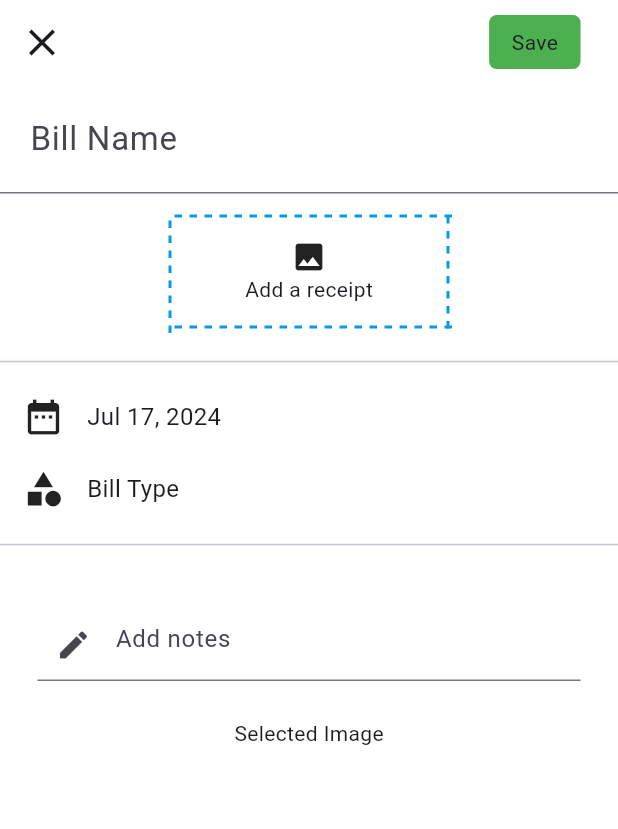
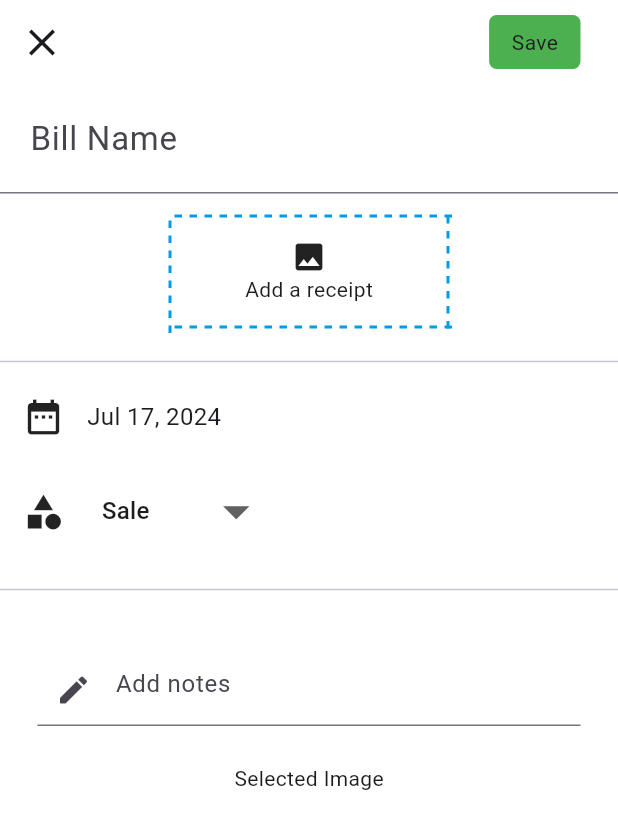
Before and after one commit to raajivdahal/Kirana, a Flutter app: the SignUpScreen screen opened directly, after a tap on "Done", after a tap on "Upload Bill", on a phone screen of 412 x 824 dp. Shown: the top 829 px of the screen. Run offline on Flutter 3.47's test engine with Material 3 defaults, Android fonts, the light colour scheme and no system bars; our stand-ins replace gallery_saver, image_picker, pinput; network calls fail.

Commit message:
add new UI design

```diff
--- a/lib/screens/home_screen.dart
+++ b/lib/screens/home_screen.dart
@@ -1,5 +1,4 @@
 import 'package:flutter/material.dart';
-import 'package:flutter/widgets.dart';
 import 'package:kirana/component/custom_drawer.dart';
 import 'package:kirana/component/latest_card.dart';
 import 'package:kirana/screens/mybills_screen.dart';
@@ -21,11 +20,11 @@ class _DashBoardState extends State<DashBoard> {
     return Scaffold(
       key: scaffoldKey,
       backgroundColor: Colors.white,
-      drawer: CustomDrawer(),
+      drawer: const CustomDrawer(),
       appBar: AppBar(
         leading: GestureDetector(
-          child: Padding(
-            padding: const EdgeInsets.only(left: 30.0),
+          child: const Padding(
+            padding: EdgeInsets.only(left: 30.0),
             child: Icon(
               Icons.dashboard,
               size: 35,
@@ -54,7 +53,7 @@ class _DashBoardState extends State<DashBoard> {
               child: GestureDetector(
                 child: const Icon(Icons.settings),
                 onTap: () => Navigator.of(context).push(
-                  MaterialPageRoute(builder: (context) => SettingScreen()),
+                  MaterialPageRoute(builder: (context) => const SettingScreen()),
                 ),
               ),
             ),
@@ -106,7 +105,7 @@ class _DashBoardState extends State<DashBoard> {
                 mainAxisAlignment: MainAxisAlignment.spaceAround,
                 children: [
                   GestureDetector(
-                    child: Column(
+                    child: const Column(
                       children: [
                         Column(
                           children: [
@@ -123,14 +122,14 @@ class _DashBoardState extends State<DashBoard> {
                       ],
                     ),
                     onTap: () => Navigator.of(context).push(MaterialPageRoute(
-                        builder: (context) => UploadbillScreen())),
+                        builder: (context) => const UploadbillScreen())),
                   ),
-                  VerticalDivider(
+                  const VerticalDivider(
                     color: Colors.grey,
                     thickness: 2,
                   ),
                   GestureDetector(
-                    child: Column(
+                    child: const Column(
                       children: [
                         Icon(
                           Icons.data_array,
@@ -146,7 +145,7 @@ class _DashBoardState extends State<DashBoard> {
                     ),
                     onTap: () => Navigator.of(context).push(
                       MaterialPageRoute(
-                        builder: (context) => MybillsScreen(),
+                        builder: (context) => const MybillsScreen(),
                       ),
                     ),
                   )
--- a/lib/screens/signup_screen.dart
+++ b/lib/screens/signup_screen.dart
@@ -1,5 +1,4 @@
 import 'package:flutter/material.dart';
-import 'package:flutter/widgets.dart';
 import 'package:kirana/component/custom_button.dart';
 import 'package:kirana/component/signin_text_field.dart';
 import 'package:kirana/screens/home_screen.dart';
@@ -72,19 +71,19 @@ class SignUpScreen extends StatelessWidget {
                       decoration: const BoxDecoration(color: Colors.white),
                       child: Column(
                         children: [
-                          SignInTextField(
+                          const SignInTextField(
                             label: "Full Name",
                             icon: Icon(Icons.person),
                           ),
-                          SizedBox(
+                          const SizedBox(
                             height: 15,
                           ),
-                          SignInTextField(
+                          const SignInTextField(
                               label: "Mobile Number", icon: Icon(Icons.phone)),
-                          SizedBox(
+                          const SizedBox(
                             height: 15,
                           ),
-                          Padding(
+                          const Padding(
                             padding: EdgeInsets.symmetric(horizontal: 0),
                             child: TextField(
                               decoration: InputDecoration(
@@ -101,10 +100,10 @@ class SignUpScreen extends StatelessWidget {
                               ),
                             ),
                           ),
-                          SizedBox(
+                          const SizedBox(
                             height: 15,
                           ),
-                          Padding(
+                          const Padding(
                             padding: EdgeInsets.symmetric(horizontal: 0),
                             child: TextField(
                               decoration: InputDecoration(
@@ -121,31 +120,31 @@ class SignUpScreen extends StatelessWidget {
                               ),
                             ),
                           ),
-                          SizedBox(
+                          const SizedBox(
                             height: 25,
                           ),
                           GestureDetector(
-                            child: CustomButton(
+                            child: const CustomButton(
                               text: "Done",
                             ),
                             onTap: () => Navigator.pushReplacement(
                                 context,
                                 MaterialPageRoute(
-                                  builder: (context) => DashBoard(),
+                                  builder: (context) => const DashBoard(),
                                 )),
                           ),
-                          SizedBox(
+                          const SizedBox(
                             height: 25,
                           ),
                           Row(
                             mainAxisAlignment: MainAxisAlignment.center,
                             children: [
-                              Text("Already have account?"),
-                              SizedBox(
+                              const Text("Already have account?"),
+                              const SizedBox(
                                 width: 5,
                               ),
                               GestureDetector(
-                                child: Text(
+                                child: const Text(
                                   "Sign in",
                                   style: TextStyle(
                                       color: Colors.blue,
@@ -153,7 +152,7 @@ class SignUpScreen extends StatelessWidget {
                                 ),
                                 onTap: () => Navigator.of(context).push(
                                   MaterialPageRoute(
-                                    builder: (context) => SignInScreen(),
+                                    builder: (context) => const SignInScreen(),
                                   ),
                                 ),
                               ),
--- a/lib/screens/uploadbill_screen.dart
+++ b/lib/screens/uploadbill_screen.dart
@@ -19,8 +19,15 @@ class _UploadbillScreenState extends State<UploadbillScreen> {
 
   File? _selectedImage;
   String? imageStatus;
+  final items = [
+    'Sale',
+    'Purchase',
+  ];
+  String selectedValue = 'Sale';
+
   @override
   Widget build(BuildContext context) {
+    int? intervalValue = 5;
     return Scaffold(
       resizeToAvoidBottomInset: false,
       key: scaffoldKey,
@@ -48,17 +55,17 @@ class _UploadbillScreenState extends State<UploadbillScreen> {
       ),
       body: Column(
         children: [
-          TextField(
+          const TextField(
             style: TextStyle(fontSize: 22),
             decoration: InputDecoration(
                 hintText: "Bill Name", contentPadding: EdgeInsets.all(20)),
           ),
           GestureDetector(
-            child: Padding(
-              padding: const EdgeInsets.symmetric(vertical: 15.0),
+            child: const Padding(
+              padding: EdgeInsets.symmetric(vertical: 15.0),
               child: DashedBorderContainer(
                 child: Padding(
-                  padding: const EdgeInsets.symmetric(
+                  padding: EdgeInsets.symmetric(
                       horizontal: 50.0, vertical: 15),
                   child: Column(
                     mainAxisAlignment: MainAxisAlignment.spaceAround,
@@ -78,22 +85,22 @@ class _UploadbillScreenState extends State<UploadbillScreen> {
 
                           _pickImageFromGallary();
                         },
-                        leading: Icon(Icons.photo),
-                        title: Text('Select from Gallery'),
+                        leading: const Icon(Icons.photo),
+                        title: const Text('Select from Gallery'),
                       ),
                       ListTile(
                         onTap: () {
                           Navigator.pop(context);
                           _pickImageFromCamera();
                         },
-                        leading: Icon(Icons.camera),
-                        title: Text('Select from Camera'),
+                        leading: const Icon(Icons.camera),
+                        title: const Text('Select from Camera'),
                       ),
                     ],
                   );
                 }),
           ),
-          Divider(),
+          const Divider(),
           Padding(
             padding: const EdgeInsets.all(15),
             child: Column(
@@ -101,37 +108,68 @@ class _UploadbillScreenState extends State<UploadbillScreen> {
               children: [
                 Row(
                   children: [
-                    Icon(
+                    const Icon(
                       Icons.date_range,
                       size: 28,
                     ),
-                    SizedBox(
+                    const SizedBox(
                       width: 15,
                     ),
-                    Text(
-                      "Jul 17, 2024",
-                      style: TextStyle(
-                        fontSize: 16,
+                    InkWell(
+                      onTap: () {},
+                      child: const Text(
+                        "Jul 17, 2024",
+                        style: TextStyle(
+                          fontSize: 16,
+                        ),
                       ),
                     )
                   ],
                 ),
-                SizedBox(
+                const SizedBox(
                   height: 20,
                 ),
                 Row(
                   children: [
-                    Icon(
+                    const Icon(
                       Icons.category,
                       size: 28,
                     ),
-                    SizedBox(
+                    const SizedBox(
                       width: 15,
                     ),
-                    Text(
-                      "Bill Type",
-                      style: TextStyle(
-                        fontSize: 16,
+                    Container(
+                      padding:
+                          const EdgeInsets.symmetric(horizontal: 10, vertical: 5),
+                      decoration: BoxDecoration(
+                          color: Colors.white,
+                          borderRadius: BorderRadius.circular(10)),
+
+                      // dropdown below..
+                      child: DropdownButton<String>(
+                        hint: const Text("Bill Type"),
+
+                        value: selectedValue,
+                        onChanged: (newValue) {
+                          print(newValue);
+                          if (newValue != null) {
+                            setState(() {
+                              selectedValue = newValue;
+                            });
+                          }
+                        },
+                        items: items
+                            .map<DropdownMenuItem<String>>(
+                                (String value) => DropdownMenuItem<String>(
+                                      value: value,
+                                      child: Text(value),
+                                    ))
+                            .toList(),
+
+                        // add extra sugar..
+                        icon: const Icon(Icons.arrow_drop_down),
+                        iconSize: 42,
+                        underline: const SizedBox(),
                       ),
                     ),
                   ],
@@ -139,13 +177,13 @@ class _UploadbillScreenState extends State<UploadbillScreen> {
               ],
             ),
           ),
-          Divider(),
+          const Divider(),
 
-          SizedBox(
+          const SizedBox(
             height: 10,
           ),
-          Padding(
-            padding: const EdgeInsets.all(25.0),
+          const Padding(
+            padding: EdgeInsets.all(25.0),
             child: TextField(
               decoration: InputDecoration(
                 hintText: "Add notes",
@@ -160,7 +198,7 @@ class _UploadbillScreenState extends State<UploadbillScreen> {
           //   ),
           // )
 
-          SizedBox(
+          const SizedBox(
             height: 25,
             child: Text("Selected Image"),
           ),
@@ -168,7 +206,7 @@ class _UploadbillScreenState extends State<UploadbillScreen> {
             width: 200,
             height: 200,
             child:
-                _selectedImage != null ? Image.file(_selectedImage!) : Text(""),
+                _selectedImage != null ? Image.file(_selectedImage!) : const Text(""),
           )
         ],
       ),
```
Also changed, not shown: lib/component/custom_drawer.dart (+4 -4 lines), lib/main.dart (+6 -9 lines), lib/screens/mybills_screen.dart (+9 -9 lines), lib/screens/setting.dart (+46 -5 lines), lib/screens/sign_in.dart (+12 -13 lines), lib/screens/test.dart (+4 -5 lines), lib/util/date.dart (added), 1 other file.
